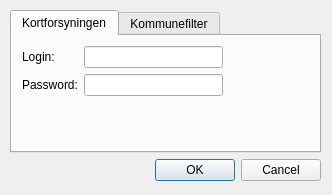
The window that src/geosearch_dk/ui_settings.ui (Septima/qgis-geosearch) describes before a commit, drawn with Qt 5.
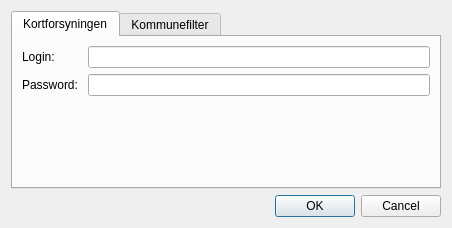
The same window after the commit. The open tabs and pages were chosen to show the change.

Commit message: Shinet settings-dialog op

What changed in the file:
```diff
--- a/src/geosearch_dk/ui_settings.ui
+++ b/src/geosearch_dk/ui_settings.ui
@@ -6,98 +6,123 @@
    <rect>
     <x>0</x>
     <y>0</y>
-    <width>332</width>
-    <height>195</height>
+    <width>452</width>
+    <height>228</height>
    </rect>
   </property>
+  <property name="sizePolicy">
+   <sizepolicy hsizetype="Expanding" vsizetype="Expanding">
+    <horstretch>0</horstretch>
+    <verstretch>0</verstretch>
+   </sizepolicy>
+  </property>
   <property name="windowTitle">
    <string>Dialog</string>
   </property>
-  <widget class="QWidget" name="layoutWidget">
-   <property name="geometry">
-    <rect>
-     <x>10</x>
-     <y>10</y>
-     <width>311</width>
-     <height>171</height>
-    </rect>
-   </property>
+  <layout class="QVBoxLayout" name="verticalLayout_2">
+   <item>
    <layout class="QVBoxLayout" name="verticalLayout">
+     <item>
+      <layout class="QFormLayout" name="formLayout"/>
+     </item>
     <item>
      <widget class="QTabWidget" name="tabWidget">
       <property name="currentIndex">
-       <number>1</number>
+        <number>0</number>
       </property>
       <widget class="QWidget" name="kortforsyningenTab">
+        <property name="sizePolicy">
+         <sizepolicy hsizetype="Expanding" vsizetype="Expanding">
+          <horstretch>0</horstretch>
+          <verstretch>0</verstretch>
+         </sizepolicy>
+        </property>
+        <property name="minimumSize">
+         <size>
+          <width>0</width>
+          <height>0</height>
+         </size>
+        </property>
        <attribute name="title">
         <string>Kortforsyningen</string>
        </attribute>
-       <widget class="QWidget" name="formLayoutWidget">
-        <property name="geometry">
-         <rect>
-          <x>10</x>
-          <y>10</y>
-          <width>201</width>
-          <height>61</height>
-         </rect>
-        </property>
-        <layout class="QFormLayout" name="formLayout">
-         <item row="0" column="0">
-          <widget class="QLabel" name="loginLabel">
-           <property name="text">
-            <string>Login:</string>
-           </property>
-          </widget>
-         </item>
-         <item row="0" column="1">
+        <layout class="QFormLayout" name="formLayout_3">
+         <property name="sizeConstraint">
+          <enum>QLayout::SetDefaultConstraint</enum>
+         </property>
+         <property name="fieldGrowthPolicy">
+          <enum>QFormLayout::ExpandingFieldsGrow</enum>
+         </property>
+         <property name="labelAlignment">
+          <set>Qt::AlignLeading|Qt::AlignLeft|Qt::AlignVCenter</set>
+         </property>
+         <item row="1" column="1">
           <widget class="QLineEdit" name="loginLineEdit"/>
          </item>
+         <item row="2" column="0">
+          <widget class="QLabel" name="passwordLabel_2">
+           <property name="text">
+            <string>Password: </string>
+           </property>
+          </widget>
+         </item>
+         <item row="2" column="1">
+          <widget class="QLineEdit" name="passwordLineEdit">
+           <property name="inputMethodHints">
+            <set>Qt::ImhNone</set>
+           </property>
+           <property name="echoMode">
+            <enum>QLineEdit::PasswordEchoOnEdit</enum>
+           </property>
+          </widget>
+         </item>
          <item row="1" column="0">
-          <widget class="QLabel" name="passwordLabel">
+          <widget class="QLabel" name="loginLabel">
            <property name="text">
-            <string>Password:</string>
+            <string>Login:</string>
            </property>
           </widget>
          </item>
-         <item row="1" column="1">
-          <widget class="QLineEdit" name="passwordLineEdit"/>
-         </item>
         </layout>
-       </widget>
       </widget>
       <widget class="QWidget" name="tab">
+        <property name="sizePolicy">
+         <sizepolicy hsizetype="Expanding" vsizetype="Expanding">
+          <horstretch>0</horstretch>
+          <verstretch>0</verstretch>
+         </sizepolicy>
+        </property>
        <attribute name="title">
         <string>Kommunefilter</string>
        </attribute>
-       <widget class="QWidget" name="formLayoutWidget_2">
-        <property name="geometry">
-         <rect>
-          <x>10</x>
-          <y>10</y>
-          <width>291</width>
-          <height>71</height>
-         </rect>
-        </property>
-        <layout class="QFormLayout" name="formLayout_2">
+        <layout class="QFormLayout" name="formLayout_4">
+         <property name="fieldGrowthPolicy">
+          <enum>QFormLayout::ExpandingFieldsGrow</enum>
+         </property>
+         <property name="labelAlignment">
+          <set>Qt::AlignLeading|Qt::AlignLeft|Qt::AlignVCenter</set>
+         </property>
+         <property name="formAlignment">
+          <set>Qt::AlignLeading|Qt::AlignLeft|Qt::AlignTop</set>
+         </property>
          <item row="0" column="0">
           <widget class="QLabel" name="kommunekoderLabel">
            <property name="text">
-            <string>Kommunekoder</string>
+            <string>Kommunekoder: </string>
            </property>
           </widget>
          </item>
          <item row="0" column="1">
-          <widget class="QLineEdit" name="kommunekoderLineEdit"/>
-         </item>
-         <item row="1" column="1">
-          <widget class="QLabel" name="label">
-           <property name="text">
-            <string>Eksempel: 101,147,157</string>
+          <widget class="QLineEdit" name="kommunekoderLineEdit">
+           <property name="toolTip">
+            <string>Eksempel: 101, 147, 157</string>
+           </property>
+           <property name="placeholderText">
+            <string>Eksempel: 101, 147, 157</string>
            </property>
           </widget>
          </item>
         </layout>
-       </widget>
       </widget>
      </widget>
     </item>
@@ -115,7 +140,8 @@
      </widget>
     </item>
    </layout>
-  </widget>
+   </item>
+  </layout>
  </widget>
  <resources/>
  <connections>
```
Lines whose indentation alone changed are shown as unchanged.
